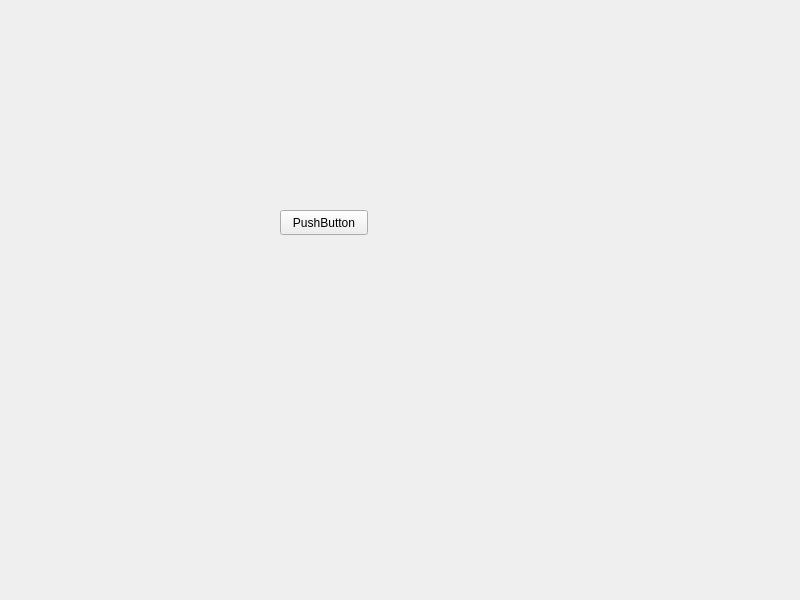
This is Client/widget.ui in Rafail-Mukhutdinov/Zota_Project as Qt 5 draws it before an edit. The edited form follows.
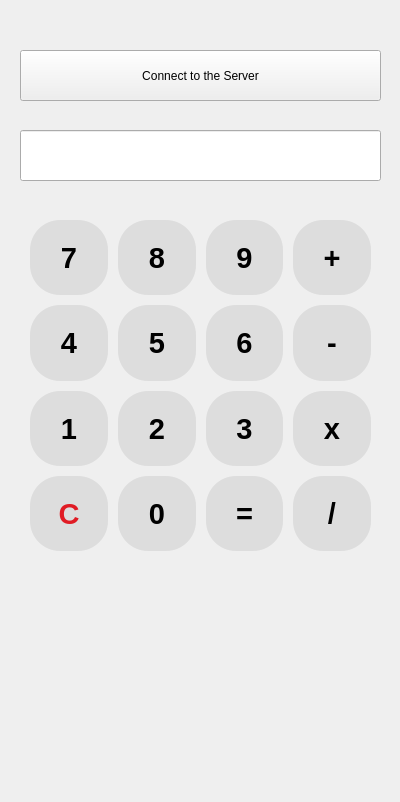
This is the edited form.

Commit message: Customized the form design

```diff
--- a/Client/widget.ui
+++ b/Client/widget.ui
@@ -6,24 +6,603 @@
    <rect>
     <x>0</x>
     <y>0</y>
-    <width>800</width>
-    <height>600</height>
+    <width>400</width>
+    <height>802</height>
    </rect>
   </property>
+  <property name="minimumSize">
+   <size>
+    <width>400</width>
+    <height>802</height>
+   </size>
+  </property>
+  <property name="maximumSize">
+   <size>
+    <width>400</width>
+    <height>802</height>
+   </size>
+  </property>
+  <property name="sizeIncrement">
+   <size>
+    <width>0</width>
+    <height>0</height>
+   </size>
+  </property>
   <property name="windowTitle">
    <string>Widget</string>
   </property>
-  <widget class="QPushButton" name="pushButton">
+  <property name="statusTip">
+   <string/>
+  </property>
+  <widget class="QPushButton" name="Button_Connect_Server">
    <property name="geometry">
     <rect>
-     <x>280</x>
-     <y>210</y>
-     <width>88</width>
-     <height>25</height>
+     <x>20</x>
+     <y>50</y>
+     <width>361</width>
+     <height>51</height>
     </rect>
    </property>
    <property name="text">
-    <string>PushButton</string>
+    <string>Connect to the Server</string>
+   </property>
+  </widget>
+  <widget class="QWidget" name="layoutWidget">
+   <property name="geometry">
+    <rect>
+     <x>20</x>
+     <y>210</y>
+     <width>361</width>
+     <height>351</height>
+    </rect>
+   </property>
+   <layout class="QGridLayout" name="gridLayout" rowstretch="0,0,0,0" columnstretch="0,0,0,0" rowminimumheight="0,0,0,0" columnminimumwidth="0,0,0,0">
+    <property name="sizeConstraint">
+     <enum>QLayout::SetDefaultConstraint</enum>
+    </property>
+    <property name="leftMargin">
+     <number>10</number>
+    </property>
+    <property name="topMargin">
+     <number>10</number>
+    </property>
+    <property name="rightMargin">
+     <number>10</number>
+    </property>
+    <property name="bottomMargin">
+     <number>10</number>
+    </property>
+    <property name="spacing">
+     <number>10</number>
+    </property>
+    <item row="2" column="1">
+     <widget class="QPushButton" name="pushButton_8">
+      <property name="sizePolicy">
+       <sizepolicy hsizetype="Minimum" vsizetype="Expanding">
+        <horstretch>0</horstretch>
+        <verstretch>0</verstretch>
+       </sizepolicy>
+      </property>
+      <property name="font">
+       <font>
+        <pointsize>22</pointsize>
+        <bold>true</bold>
+       </font>
+      </property>
+      <property name="styleSheet">
+       <string notr="true">            QPushButton {
+               border-radius: 30px;
+               background-color: #DDDDDD;
+              color: black;  
+            }
+            QPushButton:hover {
+               background-color: #BBBBBB;
+            }
+            </string>
+      </property>
+      <property name="text">
+       <string>2</string>
+      </property>
+     </widget>
+    </item>
+    <item row="2" column="2">
+     <widget class="QPushButton" name="pushButton_9">
+      <property name="sizePolicy">
+       <sizepolicy hsizetype="Minimum" vsizetype="Expanding">
+        <horstretch>0</horstretch>
+        <verstretch>0</verstretch>
+       </sizepolicy>
+      </property>
+      <property name="font">
+       <font>
+        <pointsize>22</pointsize>
+        <bold>true</bold>
+       </font>
+      </property>
+      <property name="styleSheet">
+       <string notr="true">            QPushButton {
+               border-radius: 30px;
+               background-color: #DDDDDD;
+              color: black;  
+            }
+            QPushButton:hover {
+               background-color: #BBBBBB;
+            }
+            </string>
+      </property>
+      <property name="text">
+       <string>3</string>
+      </property>
+     </widget>
+    </item>
+    <item row="2" column="0">
+     <widget class="QPushButton" name="pushButton_7">
+      <property name="sizePolicy">
+       <sizepolicy hsizetype="Minimum" vsizetype="Expanding">
+        <horstretch>0</horstretch>
+        <verstretch>0</verstretch>
+       </sizepolicy>
+      </property>
+      <property name="font">
+       <font>
+        <pointsize>22</pointsize>
+        <bold>true</bold>
+       </font>
+      </property>
+      <property name="styleSheet">
+       <string notr="true">            QPushButton {
+               border-radius: 30px;
+               background-color: #DDDDDD;
+              color: black;  
+            }
+            QPushButton:hover {
+               background-color: #BBBBBB;
+            }
+            </string>
+      </property>
+      <property name="text">
+       <string>1</string>
+      </property>
+     </widget>
+    </item>
+    <item row="0" column="3">
+     <widget class="QPushButton" name="pushButton_10">
+      <property name="sizePolicy">
+       <sizepolicy hsizetype="Minimum" vsizetype="Expanding">
+        <horstretch>0</horstretch>
+        <verstretch>0</verstretch>
+       </sizepolicy>
+      </property>
+      <property name="sizeIncrement">
+       <size>
+        <width>0</width>
+        <height>0</height>
+       </size>
+      </property>
+      <property name="baseSize">
+       <size>
+        <width>0</width>
+        <height>0</height>
+       </size>
+      </property>
+      <property name="font">
+       <font>
+        <pointsize>22</pointsize>
+        <bold>true</bold>
+       </font>
+      </property>
+      <property name="styleSheet">
+       <string notr="true">            QPushButton {
+               border-radius: 30px;
+               background-color: #DDDDDD;
+              color: black;  
+            }
+            QPushButton:hover {
+               background-color: #BBBBBB;
+            }
+            </string>
+      </property>
+      <property name="text">
+       <string>+</string>
+      </property>
+      <property name="autoDefault">
+       <bool>false</bool>
+      </property>
+      <property name="default">
+       <bool>false</bool>
+      </property>
+     </widget>
+    </item>
+    <item row="0" column="0">
+     <widget class="QPushButton" name="pushButton">
+      <property name="sizePolicy">
+       <sizepolicy hsizetype="Minimum" vsizetype="Expanding">
+        <horstretch>0</horstretch>
+        <verstretch>0</verstretch>
+       </sizepolicy>
+      </property>
+      <property name="font">
+       <font>
+        <pointsize>22</pointsize>
+        <bold>true</bold>
+       </font>
+      </property>
+      <property name="styleSheet">
+       <string notr="true">            QPushButton {
+               border-radius: 30px;
+               background-color: #DDDDDD;
+              color: black;  
+            }
+            QPushButton:hover {
+               background-color: #BBBBBB;
+            }
+            </string>
+      </property>
+      <property name="text">
+       <string>7</string>
+      </property>
+     </widget>
+    </item>
+    <item row="2" column="3">
+     <widget class="QPushButton" name="pushButton_12">
+      <property name="sizePolicy">
+       <sizepolicy hsizetype="Minimum" vsizetype="Expanding">
+        <horstretch>0</horstretch>
+        <verstretch>0</verstretch>
+       </sizepolicy>
+      </property>
+      <property name="font">
+       <font>
+        <pointsize>22</pointsize>
+        <bold>true</bold>
+       </font>
+      </property>
+      <property name="styleSheet">
+       <string notr="true">            QPushButton {
+               border-radius: 30px;
+               background-color: #DDDDDD;
+              color: black;  
+            }
+            QPushButton:hover {
+               background-color: #BBBBBB;
+            }
+            </string>
+      </property>
+      <property name="text">
+       <string>x</string>
+      </property>
+     </widget>
+    </item>
+    <item row="0" column="2">
+     <widget class="QPushButton" name="pushButton_3">
+      <property name="sizePolicy">
+       <sizepolicy hsizetype="Minimum" vsizetype="Minimum">
+        <horstretch>0</horstretch>
+        <verstretch>0</verstretch>
+       </sizepolicy>
+      </property>
+      <property name="font">
+       <font>
+        <pointsize>22</pointsize>
+        <bold>true</bold>
+       </font>
+      </property>
+      <property name="layoutDirection">
+       <enum>Qt::LeftToRight</enum>
+      </property>
+      <property name="styleSheet">
+       <string notr="true">            QPushButton {
+               border-radius: 30px;
+               background-color: #DDDDDD;
+              color: black;  
+            }
+            QPushButton:hover {
+               background-color: #BBBBBB;
+            }
+            </string>
+      </property>
+      <property name="text">
+       <string>9</string>
+      </property>
+     </widget>
+    </item>
+    <item row="1" column="1">
+     <widget class="QPushButton" name="pushButton_5">
+      <property name="sizePolicy">
+       <sizepolicy hsizetype="Minimum" vsizetype="Expanding">
+        <horstretch>0</horstretch>
+        <verstretch>0</verstretch>
+       </sizepolicy>
+      </property>
+      <property name="font">
+       <font>
+        <pointsize>22</pointsize>
+        <bold>true</bold>
+       </font>
+      </property>
+      <property name="styleSheet">
+       <string notr="true">            QPushButton {
+               border-radius: 30px;
+               background-color: #DDDDDD;
+              color: black;  
+            }
+            QPushButton:hover {
+               background-color: #BBBBBB;
+            }
+            </string>
+      </property>
+      <property name="text">
+       <string>5</string>
+      </property>
+     </widget>
+    </item>
+    <item row="1" column="3">
+     <widget class="QPushButton" name="pushButton_11">
+      <property name="sizePolicy">
+       <sizepolicy hsizetype="Minimum" vsizetype="Expanding">
+        <horstretch>0</horstretch>
+        <verstretch>0</verstretch>
+       </sizepolicy>
+      </property>
+      <property name="font">
+       <font>
+        <pointsize>22</pointsize>
+        <bold>true</bold>
+       </font>
+      </property>
+      <property name="styleSheet">
+       <string notr="true">            QPushButton {
+               border-radius: 30px;
+               background-color: #DDDDDD;
+              color: black;  
+            }
+            QPushButton:hover {
+               background-color: #BBBBBB;
+            }
+            </string>
+      </property>
+      <property name="text">
+       <string>-</string>
+      </property>
+     </widget>
+    </item>
+    <item row="1" column="2">
+     <widget class="QPushButton" name="pushButton_6">
+      <property name="sizePolicy">
+       <sizepolicy hsizetype="Minimum" vsizetype="Expanding">
+        <horstretch>0</horstretch>
+        <verstretch>0</verstretch>
+       </sizepolicy>
+      </property>
+      <property name="font">
+       <font>
+        <pointsize>22</pointsize>
+        <bold>true</bold>
+       </font>
+      </property>
+      <property name="styleSheet">
+       <string notr="true">            QPushButton {
+               border-radius: 30px;
+               background-color: #DDDDDD;
+              color: black;  
+            }
+            QPushButton:hover {
+               background-color: #BBBBBB;
+            }
+            </string>
+      </property>
+      <property name="text">
+       <string>6</string>
+      </property>
+     </widget>
+    </item>
+    <item row="0" column="1">
+     <widget class="QPushButton" name="pushButton_2">
+      <property name="sizePolicy">
+       <sizepolicy hsizetype="Minimum" vsizetype="Expanding">
+        <horstretch>0</horstretch>
+        <verstretch>0</verstretch>
+       </sizepolicy>
+      </property>
+      <property name="font">
+       <font>
+        <pointsize>22</pointsize>
+        <bold>true</bold>
+       </font>
+      </property>
+      <property name="styleSheet">
+       <string notr="true">            QPushButton {
+               border-radius: 30px;
+               background-color: #DDDDDD;
+              color: black;  
+            }
+            QPushButton:hover {
+               background-color: #BBBBBB;
+            }
+            </string>
+      </property>
+      <property name="text">
+       <string>8</string>
+      </property>
+     </widget>
+    </item>
+    <item row="1" column="0">
+     <widget class="QPushButton" name="pushButton_4">
+      <property name="sizePolicy">
+       <sizepolicy hsizetype="Minimum" vsizetype="Expanding">
+        <horstretch>0</horstretch>
+        <verstretch>0</verstretch>
+       </sizepolicy>
+      </property>
+      <property name="font">
+       <font>
+        <pointsize>22</pointsize>
+        <bold>true</bold>
+       </font>
+      </property>
+      <property name="styleSheet">
+       <string notr="true">            QPushButton {
+               border-radius: 30px;
+               background-color: #DDDDDD;
+              color: black;  
+            }
+            QPushButton:hover {
+               background-color: #BBBBBB;
+            }
+            </string>
+      </property>
+      <property name="text">
+       <string>4</string>
+      </property>
+     </widget>
+    </item>
+    <item row="3" column="3">
+     <widget class="QPushButton" name="pushButton_13">
+      <property name="sizePolicy">
+       <sizepolicy hsizetype="Minimum" vsizetype="Expanding">
+        <horstretch>0</horstretch>
+        <verstretch>0</verstretch>
+       </sizepolicy>
+      </property>
+      <property name="font">
+       <font>
+        <pointsize>22</pointsize>
+        <bold>true</bold>
+       </font>
+      </property>
+      <property name="styleSheet">
+       <string notr="true">            QPushButton {
+               border-radius: 30px;
+               background-color: #DDDDDD;
+              color: black;  
+            }
+            QPushButton:hover {
+               background-color: #BBBBBB;
+            }
+            </string>
+      </property>
+      <property name="text">
+       <string>/</string>
+      </property>
+     </widget>
+    </item>
+    <item row="3" column="2">
+     <widget class="QPushButton" name="pushButton_14">
+      <property name="sizePolicy">
+       <sizepolicy hsizetype="Minimum" vsizetype="Expanding">
+        <horstretch>0</horstretch>
+        <verstretch>0</verstretch>
+       </sizepolicy>
+      </property>
+      <property name="font">
+       <font>
+        <pointsize>22</pointsize>
+        <bold>true</bold>
+       </font>
+      </property>
+      <property name="styleSheet">
+       <string notr="true">            QPushButton {
+               border-radius: 30px;
+               background-color: #DDDDDD;
+              color: black;  
+            }
+            QPushButton:hover {
+               background-color: #BBBBBB;
+            }
+            </string>
+      </property>
+      <property name="text">
+       <string>=</string>
+      </property>
+     </widget>
+    </item>
+    <item row="3" column="1">
+     <widget class="QPushButton" name="pushButton_15">
+      <property name="sizePolicy">
+       <sizepolicy hsizetype="Minimum" vsizetype="Expanding">
+        <horstretch>0</horstretch>
+        <verstretch>0</verstretch>
+       </sizepolicy>
+      </property>
+      <property name="font">
+       <font>
+        <pointsize>22</pointsize>
+        <bold>true</bold>
+       </font>
+      </property>
+      <property name="styleSheet">
+       <string notr="true">            QPushButton {
+               border-radius: 30px;
+               background-color: #DDDDDD;
+              color: black;  
+            }
+            QPushButton:hover {
+               background-color: #BBBBBB;
+            }
+            </string>
+      </property>
+      <property name="text">
+       <string>0</string>
+      </property>
+     </widget>
+    </item>
+    <item row="3" column="0">
+     <widget class="QPushButton" name="pushButton_16">
+      <property name="sizePolicy">
+       <sizepolicy hsizetype="Minimum" vsizetype="Expanding">
+        <horstretch>0</horstretch>
+        <verstretch>0</verstretch>
+       </sizepolicy>
+      </property>
+      <property name="font">
+       <font>
+        <pointsize>22</pointsize>
+        <bold>true</bold>
+       </font>
+      </property>
+      <property name="mouseTracking">
+       <bool>true</bool>
+      </property>
+      <property name="tabletTracking">
+       <bool>false</bool>
+      </property>
+      <property name="styleSheet">
+       <string notr="true">            QPushButton {
+               border-radius: 30px;
+               background-color: #DDDDDD;
+               color: rgb(224, 27, 36);
+            }
+            QPushButton:hover {
+               background-color: #BBBBBB;
+            }
+           </string>
+      </property>
+      <property name="text">
+       <string>C</string>
+      </property>
+     </widget>
+    </item>
+   </layout>
+  </widget>
+  <widget class="QLineEdit" name="lineEdit">
+   <property name="geometry">
+    <rect>
+     <x>20</x>
+     <y>130</y>
+     <width>361</width>
+     <height>51</height>
+    </rect>
+   </property>
+   <property name="font">
+    <font>
+     <pointsize>22</pointsize>
+    </font>
+   </property>
+   <property name="layoutDirection">
+    <enum>Qt::LeftToRight</enum>
+   </property>
+   <property name="alignment">
+    <set>Qt::AlignRight|Qt::AlignTrailing|Qt::AlignVCenter</set>
    </property>
   </widget>
  </widget>
```
Left out of the diff: 2 changed lines with no effect on the pictures.
